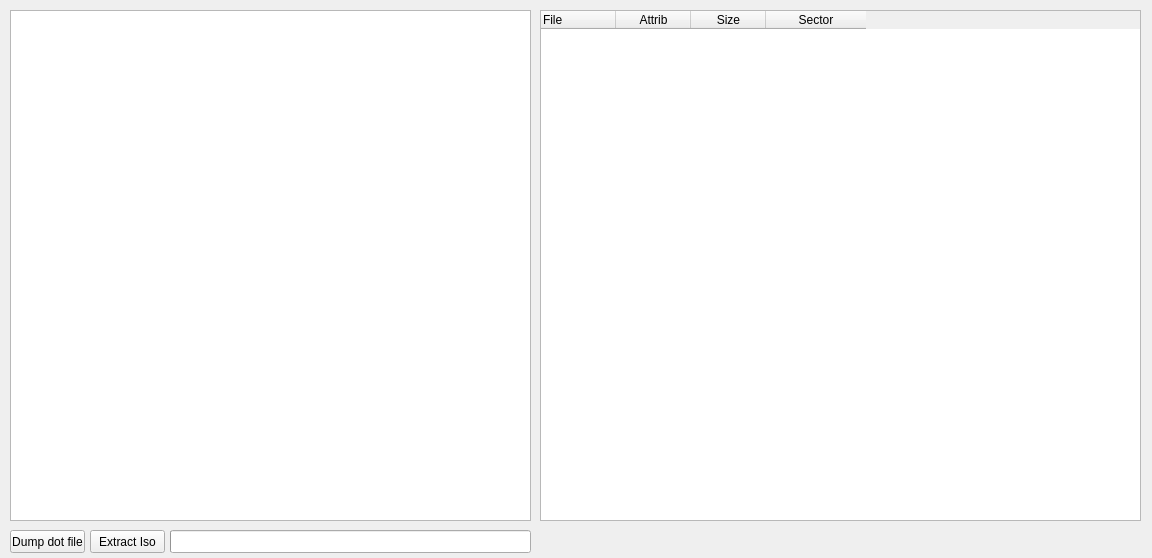
roman5566/i360gm, file i360gmanager/uiMain.ui: the form before one commit.
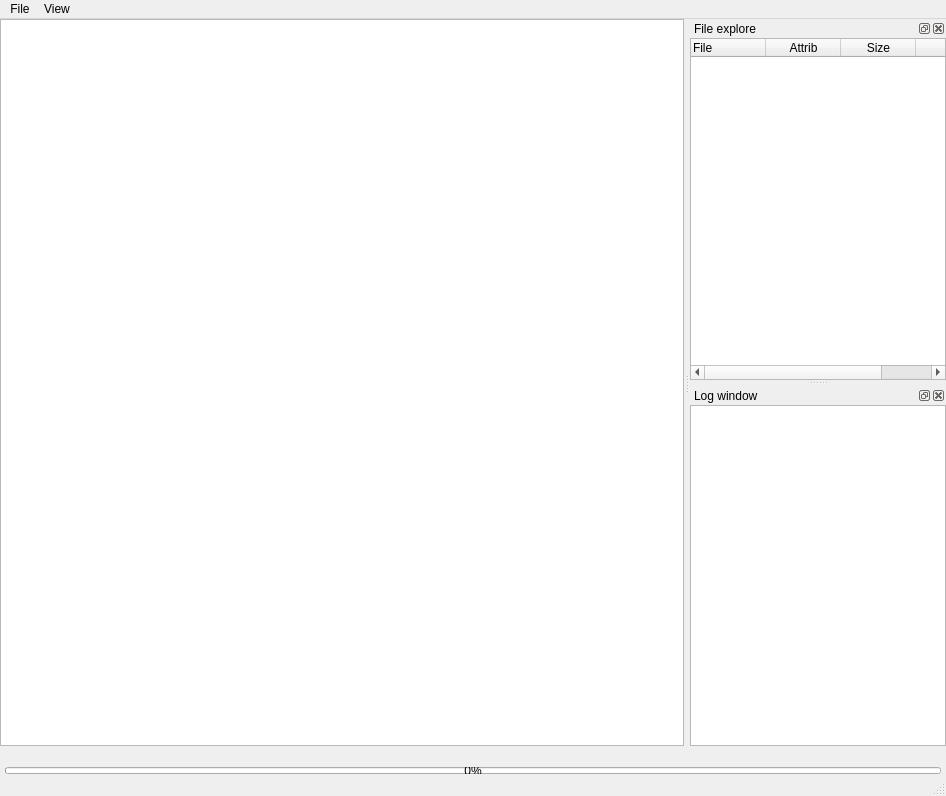
The form after the commit. Icons and pictures are not drawn.

Commit message: i360gmanager: - Added threading (iso extraction) - Complete redone GUI (fancy dockable widgets, where you can also show different windows when you want) - Lot of code changes, bug fixes, etc

```diff
--- a/i360gmanager/uiMain.ui
+++ b/i360gmanager/uiMain.ui
@@ -6,23 +6,23 @@
    <rect>
     <x>0</x>
     <y>0</y>
-    <width>1152</width>
-    <height>558</height>
+    <width>946</width>
+    <height>796</height>
    </rect>
   </property>
   <property name="windowTitle">
    <string>360 Game Manger</string>
   </property>
   <widget class="QWidget" name="centralWidget">
+   <layout class="QVBoxLayout" name="verticalLayout_3">
+    <property name="spacing">
+     <number>0</number>
+    </property>
+    <property name="margin">
+     <number>0</number>
+    </property>
+    <item>
    <widget class="QTableView" name="tableView">
-    <property name="geometry">
-     <rect>
-      <x>10</x>
-      <y>10</y>
-      <width>521</width>
-      <height>511</height>
-     </rect>
-    </property>
     <property name="verticalScrollBarPolicy">
      <enum>Qt::ScrollBarAsNeeded</enum>
     </property>
@@ -60,15 +60,26 @@
      <number>20</number>
     </attribute>
    </widget>
+    </item>
+   </layout>
+  </widget>
+  <widget class="QDockWidget" name="DockFileExplorer">
+   <property name="windowTitle">
+    <string>File explore</string>
+   </property>
+   <attribute name="dockWidgetArea">
+    <number>2</number>
+   </attribute>
+   <widget class="QWidget" name="dockWidgetContents_4">
+    <layout class="QVBoxLayout" name="verticalLayout">
+     <property name="spacing">
+      <number>0</number>
+     </property>
+     <property name="margin">
+      <number>0</number>
+     </property>
+     <item>
    <widget class="QTreeWidget" name="treeWidget">
-    <property name="geometry">
-     <rect>
-      <x>540</x>
-      <y>10</y>
-      <width>601</width>
-      <height>511</height>
-     </rect>
-    </property>
     <property name="editTriggers">
      <set>QAbstractItemView::NoEditTriggers</set>
     </property>
@@ -123,49 +134,177 @@
      </property>
     </column>
    </widget>
-   <widget class="QPushButton" name="pushButton">
-    <property name="geometry">
-     <rect>
-      <x>10</x>
-      <y>530</y>
-      <width>75</width>
-      <height>23</height>
-     </rect>
-    </property>
-    <property name="text">
-     <string>Dump dot file</string>
-    </property>
-   </widget>
-   <widget class="QPushButton" name="pushButton_2">
+     </item>
+    </layout>
+   </widget>
+  </widget>
+  <widget class="QDockWidget" name="DockLog">
+   <property name="sizePolicy">
+    <sizepolicy hsizetype="Preferred" vsizetype="Preferred">
+     <horstretch>0</horstretch>
+     <verstretch>0</verstretch>
+    </sizepolicy>
+   </property>
+   <property name="contextMenuPolicy">
+    <enum>Qt::DefaultContextMenu</enum>
+   </property>
+   <property name="styleSheet">
+    <string notr="true"/>
+   </property>
+   <property name="windowTitle">
+    <string>Log window</string>
+   </property>
+   <attribute name="dockWidgetArea">
+    <number>2</number>
+   </attribute>
+   <widget class="QWidget" name="dockWidgetContents_5">
+    <property name="styleSheet">
+     <string notr="true"/>
+    </property>
+    <layout class="QVBoxLayout" name="verticalLayout_2">
+     <property name="spacing">
+      <number>0</number>
+     </property>
+     <property name="margin">
+      <number>0</number>
+     </property>
+     <item>
+      <widget class="QPlainTextEdit" name="textLog">
+       <property name="styleSheet">
+        <string notr="true">QPlainTextEdit
+{
+	margin: 0px;
+  padding: 0px;
+}</string>
+       </property>
+       <property name="textInteractionFlags">
+        <set>Qt::NoTextInteraction</set>
+       </property>
+      </widget>
+     </item>
+    </layout>
+   </widget>
+  </widget>
+  <widget class="QMenuBar" name="menuBar">
     <property name="geometry">
      <rect>
-      <x>90</x>
-      <y>530</y>
-      <width>75</width>
-      <height>23</height>
-     </rect>
-    </property>
-    <property name="text">
-     <string>Extract Iso</string>
+     <x>0</x>
+     <y>0</y>
+     <width>946</width>
+     <height>21</height>
+    </rect>
+   </property>
+   <widget class="QMenu" name="menuFile">
+    <property name="title">
+     <string>File</string>
     </property>
    </widget>
+   <widget class="QMenu" name="menuView">
+    <property name="title">
+     <string>View</string>
+    </property>
+    <addaction name="actionFileExplorer"/>
+    <addaction name="actionLogWindow"/>
+   </widget>
+   <addaction name="menuFile"/>
+   <addaction name="menuView"/>
+  </widget>
+  <widget class="QStatusBar" name="statusBar"/>
+  <widget class="QDockWidget" name="DockProgress">
+   <property name="enabled">
+    <bool>true</bool>
+   </property>
+   <property name="sizePolicy">
+    <sizepolicy hsizetype="Fixed" vsizetype="Fixed">
+     <horstretch>0</horstretch>
+     <verstretch>0</verstretch>
+    </sizepolicy>
+   </property>
+   <property name="maximumSize">
+    <size>
+     <width>524287</width>
+     <height>22</height>
+    </size>
+   </property>
+   <property name="styleSheet">
+    <string notr="true"> QDockWidget::title {
+	margin: -100px;
+ }
+
+ QDockWidget::close-button, QDockWidget::float-button {
+     border: 0px solid transparent;
+     background: darkgray;
+     padding: 0px;
+ }
+
+ QDockWidget {
+     titlebar-close-icon: url(close.png);
+     titlebar-normal-icon: url(undock.png);
+ }
+</string>
+   </property>
+   <property name="features">
+    <set>QDockWidget::NoDockWidgetFeatures</set>
+   </property>
+   <attribute name="dockWidgetArea">
+    <number>8</number>
+   </attribute>
+   <widget class="QWidget" name="Grid1">
+    <layout class="QGridLayout" name="gridLayout">
+     <property name="leftMargin">
+      <number>5</number>
+     </property>
+     <property name="topMargin">
+      <number>0</number>
+     </property>
+     <property name="rightMargin">
+      <number>5</number>
+     </property>
+     <property name="bottomMargin">
+      <number>0</number>
+     </property>
+     <property name="spacing">
+      <number>0</number>
+     </property>
+     <item row="0" column="0">
    <widget class="QProgressBar" name="progressBar">
-    <property name="geometry">
-     <rect>
-      <x>170</x>
-      <y>530</y>
-      <width>361</width>
-      <height>23</height>
-     </rect>
-    </property>
     <property name="value">
      <number>0</number>
     </property>
     <property name="textVisible">
-     <bool>false</bool>
-    </property>
-   </widget>
-  </widget>
+        <bool>true</bool>
+       </property>
+       <property name="orientation">
+        <enum>Qt::Horizontal</enum>
+       </property>
+       <property name="textDirection">
+        <enum>QProgressBar::TopToBottom</enum>
+       </property>
+      </widget>
+     </item>
+    </layout>
+   </widget>
+  </widget>
+  <action name="actionExtractIso">
+   <property name="text">
+    <string>Extract Iso</string>
+   </property>
+  </action>
+  <action name="actionSaveDot">
+   <property name="text">
+    <string>Save dot file</string>
+   </property>
+  </action>
+  <action name="actionFileExplorer">
+   <property name="text">
+    <string>File Explorer</string>
+   </property>
+  </action>
+  <action name="actionLogWindow">
+   <property name="text">
+    <string>Log Window</string>
+   </property>
+  </action>
  </widget>
  <layoutdefault spacing="6" margin="11"/>
  <resources>
```
Left out of the diff: 2 changed lines with no effect on the pictures. Lines whose indentation alone changed are shown as unchanged. The commit also changes 9 other files.
